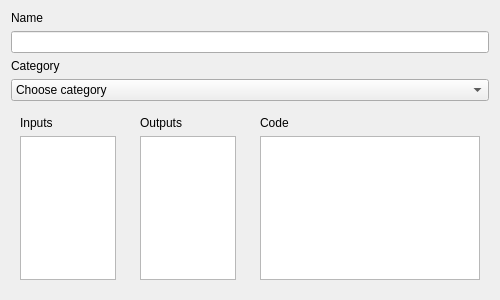
Before: the Qt Designer form src/Dialogs/createblockdialog.ui in romanato73/vut-icp-2021, drawn with Qt 5.
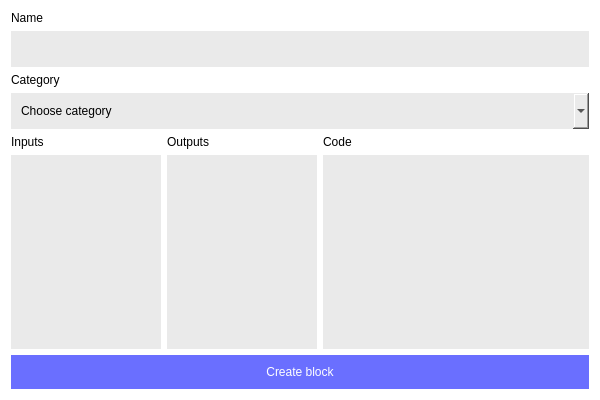
After: the same form once the commit is applied.

```diff
--- a/src/Dialogs/createblockdialog.ui
+++ b/src/Dialogs/createblockdialog.ui
@@ -6,8 +6,8 @@
    <rect>
     <x>0</x>
     <y>0</y>
-    <width>500</width>
-    <height>300</height>
+    <width>600</width>
+    <height>400</height>
    </rect>
   </property>
   <property name="minimumSize">
@@ -18,13 +18,16 @@
   </property>
   <property name="maximumSize">
    <size>
-    <width>500</width>
-    <height>300</height>
+    <width>600</width>
+    <height>400</height>
    </size>
   </property>
   <property name="windowTitle">
    <string>Create block</string>
   </property>
+  <property name="styleSheet">
+   <string notr="true">background-color:#fff;color:#000;</string>
+  </property>
   <layout class="QVBoxLayout" name="verticalLayout">
    <item>
     <widget class="QLabel" name="label">
@@ -34,7 +37,13 @@
     </widget>
    </item>
    <item>
-    <widget class="QLineEdit" name="lineEdit"/>
+    <widget class="QLineEdit" name="blockName">
+     <property name="styleSheet">
+      <string notr="true">background-color: #EAEAEA;
+border: none;
+padding: 10px;</string>
+     </property>
+    </widget>
    </item>
    <item>
     <widget class="QLabel" name="label_4">
@@ -44,12 +53,23 @@
     </widget>
    </item>
    <item>
-    <widget class="QComboBox" name="comboBox">
-     <item>
-      <property name="text">
-       <string>Choose category</string>
-      </property>
-     </item>
+    <widget class="QComboBox" name="blockCategory">
+     <property name="styleSheet">
+      <string notr="true">QComboBox {
+	background-color: #EAEAEA;
+	border: none;
+	padding: 10px;
+}
+
+QComboBox QAbstractItemView {
+	background-color: #EAEAEA;
+	selection-background-color: #6A6FFF;
+	border: none;
+}</string>
+     </property>
+     <property name="placeholderText">
+      <string>Choose category</string>
+     </property>
     </widget>
    </item>
    <item>
@@ -76,6 +96,18 @@
          </size>
         </property>
         <layout class="QVBoxLayout" name="verticalLayout_2">
+         <property name="leftMargin">
+          <number>0</number>
+         </property>
+         <property name="topMargin">
+          <number>0</number>
+         </property>
+         <property name="rightMargin">
+          <number>0</number>
+         </property>
+         <property name="bottomMargin">
+          <number>0</number>
+         </property>
          <item>
           <widget class="QLabel" name="label_2">
            <property name="text">
@@ -84,7 +116,13 @@
           </widget>
          </item>
          <item>
-          <widget class="QTextEdit" name="textEdit"/>
+          <widget class="QTextEdit" name="inputs">
+           <property name="styleSheet">
+            <string notr="true">background-color: #EAEAEA;
+border: none;
+padding: 10px;</string>
+           </property>
+          </widget>
          </item>
         </layout>
        </widget>
@@ -98,6 +136,18 @@
          </size>
         </property>
         <layout class="QVBoxLayout" name="verticalLayout_4">
+         <property name="leftMargin">
+          <number>0</number>
+         </property>
+         <property name="topMargin">
+          <number>0</number>
+         </property>
+         <property name="rightMargin">
+          <number>0</number>
+         </property>
+         <property name="bottomMargin">
+          <number>0</number>
+         </property>
          <item>
           <widget class="QLabel" name="label_5">
            <property name="text">
@@ -106,7 +156,13 @@
           </widget>
          </item>
          <item>
-          <widget class="QTextEdit" name="textEdit_3"/>
+          <widget class="QTextEdit" name="outputs">
+           <property name="styleSheet">
+            <string notr="true">background-color: #EAEAEA;
+border: none;
+padding: 10px;</string>
+           </property>
+          </widget>
          </item>
         </layout>
        </widget>
@@ -114,6 +170,18 @@
       <item>
        <widget class="QWidget" name="widget_3" native="true">
         <layout class="QVBoxLayout" name="verticalLayout_3">
+         <property name="leftMargin">
+          <number>0</number>
+         </property>
+         <property name="topMargin">
+          <number>0</number>
+         </property>
+         <property name="rightMargin">
+          <number>0</number>
+         </property>
+         <property name="bottomMargin">
+          <number>0</number>
+         </property>
          <item>
           <widget class="QLabel" name="label_3">
            <property name="text">
@@ -122,7 +190,13 @@
           </widget>
          </item>
          <item>
-          <widget class="QTextEdit" name="textEdit_2"/>
+          <widget class="QTextEdit" name="code">
+           <property name="styleSheet">
+            <string notr="true">background-color: #EAEAEA;
+border: none;
+padding: 10px;</string>
+           </property>
+          </widget>
          </item>
         </layout>
        </widget>
@@ -130,6 +204,19 @@
      </layout>
     </widget>
    </item>
+   <item>
+    <widget class="QPushButton" name="createBlock">
+     <property name="styleSheet">
+      <string notr="true">background-color: #6A6FFF;
+color: #fff;
+border: none;
+padding: 10px;</string>
+     </property>
+     <property name="text">
+      <string>Create block</string>
+     </property>
+    </widget>
+   </item>
   </layout>
  </widget>
  <resources/>
```
Left out of the diff: 16 changed lines with no effect on the pictures.
